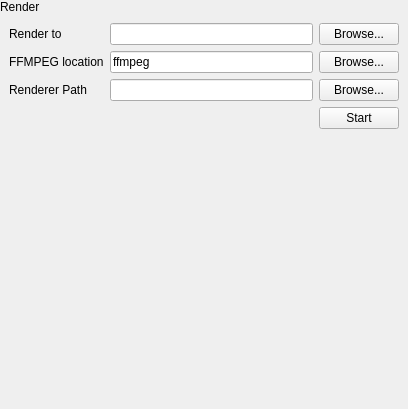
Qt form frame/render/renderpopover.ui (vicr123/theFrame) before a commit.
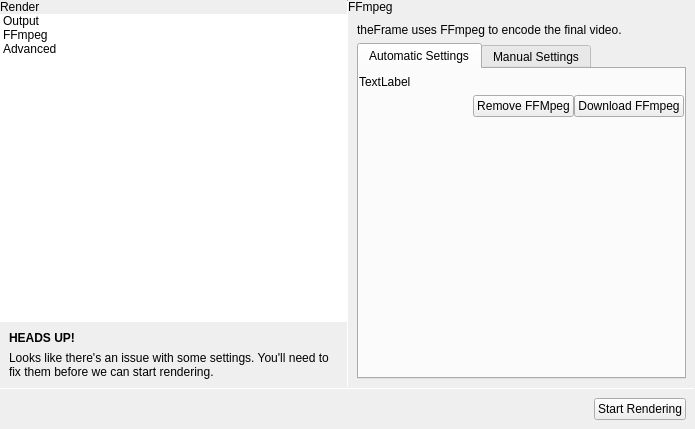
The same form after that commit. The open tabs and pages were chosen to show the change. Custom widgets are drawn as their Qt base class.

Commit message: New render dialog

```diff
--- a/frame/render/renderpopover.ui
+++ b/frame/render/renderpopover.ui
@@ -6,8 +6,8 @@
    <rect>
     <x>0</x>
     <y>0</y>
-    <width>408</width>
-    <height>409</height>
+    <width>695</width>
+    <height>429</height>
    </rect>
   </property>
   <property name="windowTitle">
@@ -30,107 +30,661 @@
     <number>0</number>
    </property>
    <item>
-    <widget class="tTitleLabel" name="titleLabel">
-     <property name="text">
-      <string>Render</string>
-     </property>
-    </widget>
-   </item>
-   <item>
-    <widget class="QScrollArea" name="scrollArea">
-     <property name="frameShape">
-      <enum>QFrame::NoFrame</enum>
-     </property>
-     <property name="widgetResizable">
-      <bool>true</bool>
-     </property>
-     <widget class="QWidget" name="scrollAreaWidgetContents">
-      <property name="geometry">
-       <rect>
-        <x>0</x>
-        <y>0</y>
-        <width>408</width>
-        <height>393</height>
-       </rect>
+    <widget class="QWidget" name="widget" native="true">
+     <layout class="QHBoxLayout" name="horizontalLayout_2">
+      <property name="spacing">
+       <number>0</number>
       </property>
-      <layout class="QGridLayout" name="gridLayout">
-       <item row="2" column="1">
-        <widget class="QLineEdit" name="rendererPath"/>
-       </item>
-       <item row="0" column="1">
-        <widget class="QLineEdit" name="renderFile"/>
-       </item>
-       <item row="0" column="2">
-        <widget class="QPushButton" name="browseForFileButton">
-         <property name="text">
-          <string>Browse...</string>
+      <property name="leftMargin">
+       <number>0</number>
+      </property>
+      <property name="topMargin">
+       <number>0</number>
+      </property>
+      <property name="rightMargin">
+       <number>0</number>
+      </property>
+      <property name="bottomMargin">
+       <number>0</number>
+      </property>
+      <item>
+       <widget class="QWidget" name="leftWidget" native="true">
+        <layout class="QVBoxLayout" name="verticalLayout_2">
+         <property name="spacing">
+          <number>0</number>
          </property>
-        </widget>
-       </item>
-       <item row="1" column="2">
-        <widget class="QPushButton" name="browserForFfmpegButton">
-         <property name="text">
-          <string>Browse...</string>
+         <property name="leftMargin">
+          <number>0</number>
          </property>
-        </widget>
-       </item>
-       <item row="0" column="0">
-        <widget class="QLabel" name="label_2">
-         <property name="text">
-          <string>Render to</string>
+         <property name="topMargin">
+          <number>0</number>
          </property>
-        </widget>
-       </item>
-       <item row="4" column="0">
-        <spacer name="verticalSpacer">
-         <property name="orientation">
-          <enum>Qt::Vertical</enum>
+         <property name="rightMargin">
+          <number>0</number>
          </property>
-         <property name="sizeHint" stdset="0">
-          <size>
-           <width>20</width>
-           <height>40</height>
-          </size>
+         <property name="bottomMargin">
+          <number>0</number>
          </property>
-        </spacer>
-       </item>
-       <item row="2" column="0">
-        <widget class="QLabel" name="label_3">
-         <property name="text">
-          <string>Renderer Path</string>
-         </property>
+         <item>
+          <widget class="tTitleLabel" name="titleLabel">
+           <property name="text">
+            <string>Render</string>
+           </property>
+          </widget>
+         </item>
+         <item>
+          <widget class="QListWidget" name="listWidget">
+           <property name="frameShape">
+            <enum>QFrame::NoFrame</enum>
+           </property>
+           <item>
+            <property name="text">
+             <string>Output</string>
+            </property>
+           </item>
+           <item>
+            <property name="text">
+             <string>FFmpeg</string>
+            </property>
+           </item>
+           <item>
+            <property name="text">
+             <string>Advanced</string>
+            </property>
+           </item>
+          </widget>
+         </item>
+         <item>
+          <widget class="QWidget" name="renderUnavailablePrompt" native="true">
+           <layout class="QVBoxLayout" name="verticalLayout_5">
+            <property name="spacing">
+             <number>0</number>
+            </property>
+            <property name="leftMargin">
+             <number>0</number>
+            </property>
+            <property name="topMargin">
+             <number>0</number>
+            </property>
+            <property name="rightMargin">
+             <number>0</number>
+            </property>
+            <property name="bottomMargin">
+             <number>0</number>
+            </property>
+            <item>
+             <widget class="Line" name="line_3">
+              <property name="maximumSize">
+               <size>
+                <width>16777215</width>
+                <height>1</height>
+               </size>
+              </property>
+              <property name="orientation">
+               <enum>Qt::Horizontal</enum>
+              </property>
+             </widget>
+            </item>
+            <item>
+             <layout class="QVBoxLayout" name="verticalLayout_6">
+              <property name="spacing">
+               <number>6</number>
+              </property>
+              <property name="leftMargin">
+               <number>9</number>
+              </property>
+              <property name="topMargin">
+               <number>9</number>
+              </property>
+              <property name="rightMargin">
+               <number>9</number>
+              </property>
+              <property name="bottomMargin">
+               <number>9</number>
+              </property>
+              <item>
+               <widget class="QLabel" name="label_6">
+                <property name="font">
+                 <font>
+                  <weight>75</weight>
+                  <bold>true</bold>
+                 </font>
+                </property>
+                <property name="text">
+                 <string>HEADS UP!</string>
+                </property>
+               </widget>
+              </item>
+              <item>
+               <widget class="QLabel" name="renderUnavailableExplanation">
+                <property name="text">
+                 <string notr="true">Looks like there's an issue with some settings. You'll need to fix them before we can start rendering.</string>
+                </property>
+                <property name="wordWrap">
+                 <bool>true</bool>
+                </property>
+               </widget>
+              </item>
+             </layout>
+            </item>
+           </layout>
+          </widget>
+         </item>
+        </layout>
+       </widget>
+      </item>
+      <item>
+       <widget class="Line" name="line">
+        <property name="maximumSize">
+         <size>
+          <width>1</width>
+          <height>16777215</height>
+         </size>
+        </property>
+        <property name="orientation">
+         <enum>Qt::Vertical</enum>
+        </property>
+       </widget>
+      </item>
+      <item>
+       <widget class="tStackedWidget" name="stackedWidget">
+        <property name="currentIndex">
+         <number>0</number>
+        </property>
+        <widget class="QWidget" name="page">
+         <layout class="QVBoxLayout" name="verticalLayout_3">
+          <property name="spacing">
+           <number>0</number>
+          </property>
+          <property name="leftMargin">
+           <number>0</number>
+          </property>
+          <property name="topMargin">
+           <number>0</number>
+          </property>
+          <property name="rightMargin">
+           <number>0</number>
+          </property>
+          <property name="bottomMargin">
+           <number>0</number>
+          </property>
+          <item>
+           <widget class="tTitleLabel" name="label_4">
+            <property name="text">
+             <string>Output</string>
+            </property>
+           </widget>
+          </item>
+          <item>
+           <widget class="QScrollArea" name="scrollArea">
+            <property name="frameShape">
+             <enum>QFrame::NoFrame</enum>
+            </property>
+            <property name="widgetResizable">
+             <bool>true</bool>
+            </property>
+            <widget class="QWidget" name="scrollAreaWidgetContents">
+             <property name="geometry">
+              <rect>
+               <x>0</x>
+               <y>0</y>
+               <width>347</width>
+               <height>370</height>
+              </rect>
+             </property>
+             <layout class="QGridLayout" name="gridLayout">
+              <item row="1" column="1">
+               <widget class="QLineEdit" name="renderFile"/>
+              </item>
+              <item row="1" column="0">
+               <widget class="QLabel" name="label_2">
+                <property name="text">
+                 <string>Render to</string>
+                </property>
+               </widget>
+              </item>
+              <item row="4" column="0">
+               <spacer name="verticalSpacer">
+                <property name="orientation">
+                 <enum>Qt::Vertical</enum>
+                </property>
+                <property name="sizeHint" stdset="0">
+                 <size>
+                  <width>20</width>
+                  <height>40</height>
+                 </size>
+                </property>
+               </spacer>
+              </item>
+              <item row="1" column="2">
+               <widget class="QPushButton" name="browseForFileButton">
+                <property name="text">
+                 <string>Browse...</string>
+                </property>
+               </widget>
+              </item>
+             </layout>
+            </widget>
+           </widget>
+          </item>
+         </layout>
         </widget>
-       </item>
-       <item row="2" column="2">
-        <widget class="QPushButton" name="browseForRenderer">
-         <property name="text">
-          <string>Browse...</string>
-         </property>
+        <widget class="QWidget" name="page_3">
+         <layout class="QVBoxLayout" name="verticalLayout_7">
+          <property name="spacing">
+           <number>0</number>
+          </property>
+          <property name="leftMargin">
+           <number>0</number>
+          </property>
+          <property name="topMargin">
+           <number>0</number>
+          </property>
+          <property name="rightMargin">
+           <number>0</number>
+          </property>
+          <property name="bottomMargin">
+           <number>0</number>
+          </property>
+          <item>
+           <widget class="tTitleLabel" name="label">
+            <property name="text">
+             <string>FFmpeg</string>
+            </property>
+           </widget>
+          </item>
+          <item>
+           <widget class="QScrollArea" name="scrollArea_3">
+            <property name="frameShape">
+             <enum>QFrame::NoFrame</enum>
+            </property>
+            <property name="widgetResizable">
+             <bool>true</bool>
+            </property>
+            <widget class="QWidget" name="scrollAreaWidgetContents_3">
+             <property name="geometry">
+              <rect>
+               <x>0</x>
+               <y>0</y>
+               <width>347</width>
+               <height>370</height>
+              </rect>
+             </property>
+             <layout class="QVBoxLayout" name="verticalLayout_8">
+              <item>
+               <widget class="QLabel" name="label_8">
+                <property name="text">
+                 <string>theFrame uses FFmpeg to encode the final video.</string>
+                </property>
+                <property name="wordWrap">
+                 <bool>true</bool>
+                </property>
+               </widget>
+              </item>
+              <item>
+               <widget class="QTabWidget" name="ffmpegTabWidget">
+                <property name="currentIndex">
+                 <number>1</number>
+                </property>
+                <widget class="QWidget" name="tab">
+                 <attribute name="title">
+                  <string>Automatic Settings</string>
+                 </attribute>
+                 <layout class="QVBoxLayout" name="verticalLayout_9">
+                  <property name="leftMargin">
+                   <number>0</number>
+                  </property>
+                  <property name="topMargin">
+                   <number>6</number>
+                  </property>
+                  <property name="rightMargin">
+                   <number>0</number>
+                  </property>
+                  <property name="bottomMargin">
+                   <number>0</number>
+                  </property>
+                  <item>
+                   <widget class="QStackedWidget" name="ffmpegDownloadStackedWidget">
+                    <property name="sizePolicy">
+                     <sizepolicy hsizetype="Preferred" vsizetype="Preferred">
+                      <horstretch>0</horstretch>
+                      <verstretch>0</verstretch>
+                     </sizepolicy>
+                    </property>
+                    <property name="currentIndex">
+                     <number>0</number>
+                    </property>
+                    <widget class="QWidget" name="page_4">
+                     <layout class="QVBoxLayout" name="verticalLayout_10">
+                      <property name="leftMargin">
+                       <number>0</number>
+                      </property>
+                      <property name="topMargin">
+                       <number>0</number>
+                      </property>
+                      <property name="rightMargin">
+                       <number>0</number>
+                      </property>
+                      <property name="bottomMargin">
+                       <number>0</number>
+                      </property>
+                      <item>
+                       <widget class="QLabel" name="ffmpegVersionLabel">
+                        <property name="text">
+                         <string notr="true">TextLabel</string>
+                        </property>
+                        <property name="wordWrap">
+                         <bool>true</bool>
+                        </property>
+                       </widget>
+                      </item>
+                      <item>
+                       <layout class="QHBoxLayout" name="horizontalLayout_3">
+                        <property name="spacing">
+                         <number>0</number>
+                        </property>
+                        <item>
+                         <spacer name="horizontalSpacer_2">
+                          <property name="orientation">
+                           <enum>Qt::Horizontal</enum>
+                          </property>
+                          <property name="sizeHint" stdset="0">
+                           <size>
+                            <width>40</width>
+                            <height>20</height>
+                           </size>
+                          </property>
+                         </spacer>
+                        </item>
+                        <item>
+                         <widget class="QPushButton" name="removeFfmpegButton">
+                          <property name="text">
+                           <string>Remove FFMpeg</string>
+                          </property>
+                         </widget>
+                        </item>
+                        <item>
+                         <widget class="QPushButton" name="downloadFfmpegButton">
+                          <property name="text">
+                           <string>Download FFmpeg</string>
+                          </property>
+                         </widget>
+                        </item>
+                       </layout>
+                      </item>
+                      <item>
+                       <spacer name="verticalSpacer_5">
+                        <property name="orientation">
+                         <enum>Qt::Vertical</enum>
+                        </property>
+                        <property name="sizeHint" stdset="0">
+                         <size>
+                          <width>20</width>
+                          <height>40</height>
+                         </size>
+                        </property>
+                       </spacer>
+                      </item>
+                     </layout>
+                    </widget>
+                    <widget class="QWidget" name="page_5">
+                     <layout class="QVBoxLayout" name="verticalLayout_11">
+                      <property name="leftMargin">
+                       <number>0</number>
+                      </property>
+                      <property name="topMargin">
+                       <number>0</number>
+                      </property>
+                      <property name="rightMargin">
+                       <number>0</number>
+                      </property>
+                      <property name="bottomMargin">
+                       <number>0</number>
+                      </property>
+                      <item>
+                       <widget class="QLabel" name="label_11">
+                        <property name="text">
+                         <string>Downloading FFmpeg...</string>
+                        </property>
+                       </widget>
+                      </item>
+                      <item>
+                       <widget class="QProgressBar" name="ffmpegProgressBar">
+                        <property name="maximum">
+                         <number>0</number>
+                        </property>
+                        <property name="value">
+                         <number>-1</number>
+                        </property>
+                       </widget>
+                      </item>
+                      <item>
+                       <widget class="QLabel" name="label_7">
+                        <property name="text">
+                         <string>If you need to continue working on your project, you can close this dialog while FFmpeg is downloading.</string>
+                        </property>
+                        <property name="wordWrap">
+                         <bool>true</bool>
+                        </property>
+                       </widget>
+                      </item>
+                      <item>
+                       <spacer name="verticalSpacer_4">
+                        <property name="orientation">
+                         <enum>Qt::Vertical</enum>
+                        </property>
+                        <property name="sizeHint" stdset="0">
+                         <size>
+                          <width>20</width>
+                          <height>40</height>
+                         </size>
+                        </property>
+                       </spacer>
+                      </item>
+                     </layout>
+                    </widget>
+                   </widget>
+                  </item>
+                 </layout>
+                </widget>
+                <widget class="QWidget" name="tab_2">
+                 <attribute name="title">
+                  <string>Manual Settings</string>
+                 </attribute>
+                 <layout class="QGridLayout" name="gridLayout_3">
+                  <property name="leftMargin">
+                   <number>0</number>
+                  </property>
+                  <property name="topMargin">
+                   <number>6</number>
+                  </property>
+                  <property name="rightMargin">
+                   <number>0</number>
+                  </property>
+                  <property name="bottomMargin">
+                   <number>0</number>
+                  </property>
+                  <item row="0" column="0">
+                   <widget class="QLabel" name="label_9">
+                    <property name="text">
+                     <string>FFmpeg location</string>
+                    </property>
+                   </widget>
+                  </item>
+                  <item row="0" column="1">
+                   <widget class="QLineEdit" name="ffmpegCommand">
+                    <property name="text">
+                     <string notr="true">ffmpeg</string>
+                    </property>
+                   </widget>
+                  </item>
+                  <item row="2" column="0">
+                   <spacer name="verticalSpacer_3">
+                    <property name="orientation">
+                     <enum>Qt::Vertical</enum>
+                    </property>
+                    <property name="sizeHint" stdset="0">
+                     <size>
+                      <width>20</width>
+                      <height>40</height>
+                     </size>
+                    </property>
+                   </spacer>
+                  </item>
+                  <item row="0" column="2">
+                   <widget class="QPushButton" name="browserForFfmpegButton">
+                    <property name="text">
+                     <string>Browse...</string>
+                    </property>
+                   </widget>
+                  </item>
+                  <item row="1" column="0" colspan="3">
+                   <widget class="QLabel" name="manualFfmpegVersion">
+                    <property name="text">
+                     <string notr="true"/>
+                    </property>
+                   </widget>
+                  </item>
+                 </layout>
+                </widget>
+               </widget>
+              </item>
+             </layout>
+            </widget>
+           </widget>
+          </item>
+         </layout>
         </widget>
-       </item>
-       <item row="1" column="0">
-        <widget class="QLabel" name="label">
-         <property name="text">
-          <string>FFMPEG location</string>
-         </property>
+        <widget class="QWidget" name="page_2">
+         <layout class="QVBoxLayout" name="verticalLayout_4">
+          <property name="spacing">
+           <number>0</number>
+          </property>
+          <property name="leftMargin">
+           <number>0</number>
+          </property>
+          <property name="topMargin">
+           <number>0</number>
+          </property>
+          <property name="rightMargin">
+           <number>0</number>
+          </property>
+          <property name="bottomMargin">
+           <number>0</number>
+          </property>
+          <item>
+           <widget class="tTitleLabel" name="label_5">
+            <property name="text">
+             <string>Advanced</string>
+            </property>
+           </widget>
+          </item>
+          <item>
+           <widget class="QScrollArea" name="scrollArea_2">
+            <property name="frameShape">
+             <enum>QFrame::NoFrame</enum>
+            </property>
+            <property name="widgetResizable">
+             <bool>true</bool>
+            </property>
+            <widget class="QWidget" name="scrollAreaWidgetContents_2">
+             <property name="geometry">
+              <rect>
+               <x>0</x>
+               <y>0</y>
+               <width>347</width>
+               <height>370</height>
+              </rect>
+             </property>
+             <layout class="QGridLayout" name="gridLayout_2">
+              <item row="2" column="0">
+               <spacer name="verticalSpacer_2">
+                <property name="orientation">
+                 <enum>Qt::Vertical</enum>
+                </property>
+                <property name="sizeHint" stdset="0">
+                 <size>
+                  <width>20</width>
+                  <height>40</height>
+                 </size>
+                </property>
+               </spacer>
+              </item>
+              <item row="1" column="2">
+               <widget class="QPushButton" name="browseForRenderer">
+                <property name="text">
+                 <string>Browse...</string>
+                </property>
+               </widget>
+              </item>
+              <item row="1" column="0">
+               <widget class="QLabel" name="label_3">
+                <property name="text">
+                 <string>Renderer Path</string>
+                </property>
+               </widget>
+              </item>
+              <item row="1" column="1">
+               <widget class="QLineEdit" name="rendererPath"/>
+              </item>
+              <item row="0" column="0" colspan="3">
+               <widget class="QLabel" name="label_10">
+                <property name="text">
+                 <string>The default settings here should be adequate for most users. Don't change them unless you know what you're doing.</string>
+                </property>
+                <property name="wordWrap">
+                 <bool>true</bool>
+                </property>
+               </widget>
+              </item>
+             </layout>
+            </widget>
+           </widget>
+          </item>
+         </layout>
         </widget>
-       </item>
-       <item row="1" column="1">
-        <widget class="QLineEdit" name="ffmpegCommand">
-         <property name="text">
-          <string notr="true">ffmpeg</string>
-         </property>
-        </widget>
-       </item>
-       <item row="3" column="2">
-        <widget class="QPushButton" name="startRenderButton">
-         <property name="text">
-          <string>Start</string>
-         </property>
-        </widget>
-       </item>
-      </layout>
-     </widget>
+       </widget>
+      </item>
+     </layout>
+    </widget>
+   </item>
+   <item>
+    <widget class="Line" name="line_2">
+     <property name="maximumSize">
+      <size>
+       <width>16777215</width>
+       <height>1</height>
+      </size>
+     </property>
+     <property name="orientation">
+      <enum>Qt::Horizontal</enum>
+     </property>
+    </widget>
+   </item>
+   <item>
+    <widget class="QWidget" name="widget_2" native="true">
+     <layout class="QHBoxLayout" name="horizontalLayout">
+      <item>
+       <spacer name="horizontalSpacer">
+        <property name="orientation">
+         <enum>Qt::Horizontal</enum>
+        </property>
+        <property name="sizeHint" stdset="0">
+         <size>
+          <width>40</width>
+          <height>20</height>
+         </size>
+        </property>
+       </spacer>
+      </item>
+      <item>
+       <widget class="QPushButton" name="startRenderButton">
+        <property name="text">
+         <string>Start Rendering</string>
+        </property>
+       </widget>
+      </item>
+     </layout>
     </widget>
    </item>
   </layout>
@@ -144,6 +698,12 @@
     <signal>backButtonClicked()</signal>
    </slots>
   </customwidget>
+  <customwidget>
+   <class>tStackedWidget</class>
+   <extends>QStackedWidget</extends>
+   <header location="global">tstackedwidget.h</header>
+   <container>1</container>
+  </customwidget>
  </customwidgets>
  <resources/>
  <connections/>
```
The commit also changes 183 other files.
